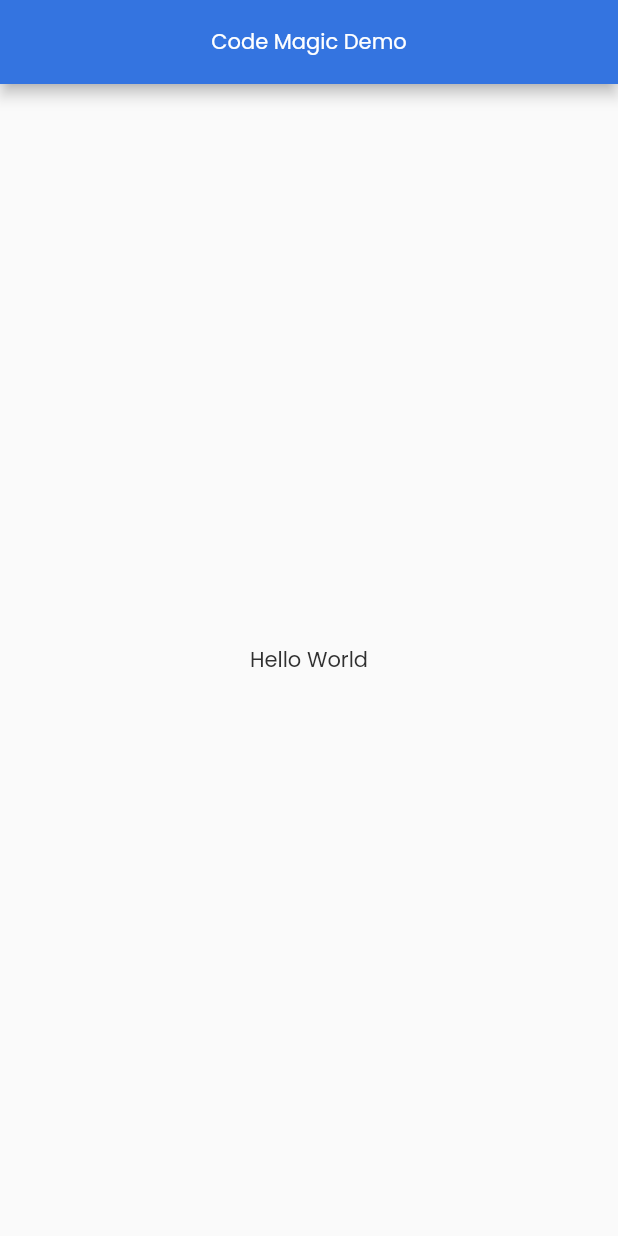
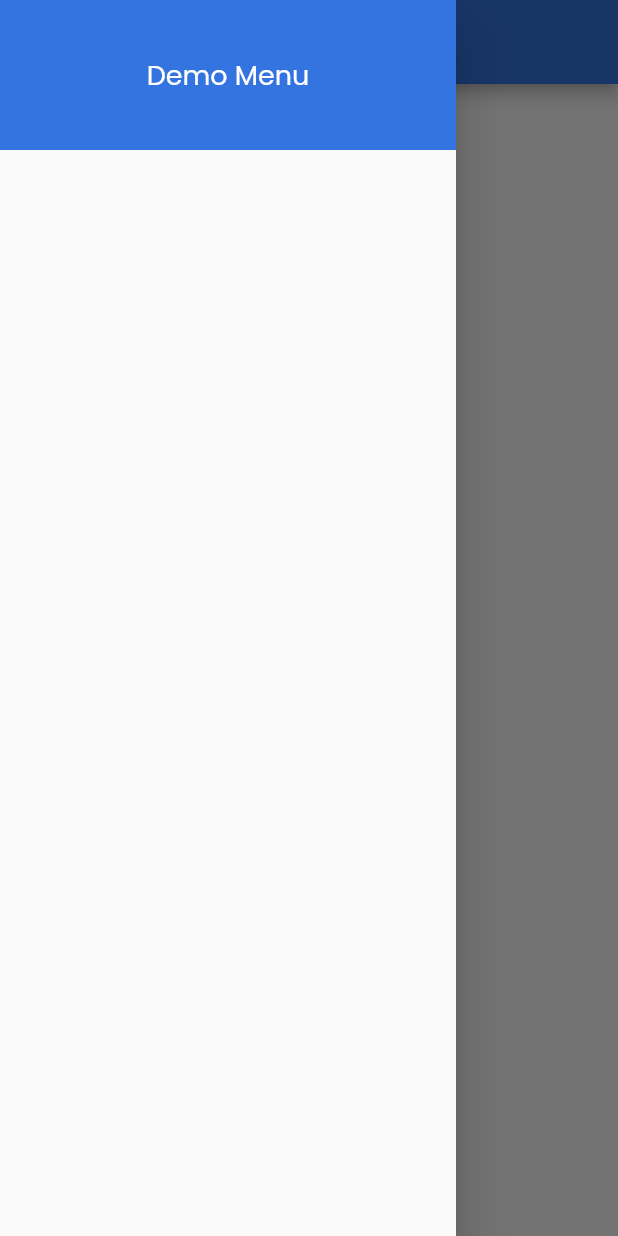
Before and after one commit to hariprasadms/codemagicdemo, a Flutter app: the screen it shows after launch, with the side drawer open (before the commit the screen has no drawer), on a phone screen of 412 x 824 dp. Run offline on Flutter 3.47's test engine with Material 2 defaults, Android fonts, the phone set to English and light mode, and no system bars; our stand-ins replace auto_size_text, font_awesome_flutter, google_fonts.

Commit message:
Updating to latest FlutterFlow output.

```diff
--- a/lib/home_page/home_page_widget.dart
+++ b/lib/home_page/home_page_widget.dart
@@ -19,6 +19,16 @@ class _HomePageWidgetState extends State<HomePageWidget> {
       appBar: AppBar(
         backgroundColor: FlutterFlowTheme.primaryColor,
         automaticallyImplyLeading: false,
+        leading: InkWell(
+          onTap: () async {
+            scaffoldKey.currentState.openDrawer();
+          },
+          child: Icon(
+            Icons.menu,
+            color: FlutterFlowTheme.tertiaryColor,
+            size: 24,
+          ),
+        ),
         title: Text(
           'Code Magic Demo',
           style: FlutterFlowTheme.bodyText1.override(
@@ -29,6 +39,33 @@ class _HomePageWidgetState extends State<HomePageWidget> {
         actions: [],
         centerTitle: true,
         elevation: 4,
+      ),
+      drawer: Drawer(
+        elevation: 16,
+        child: ListView(
+          padding: EdgeInsets.zero,
+          scrollDirection: Axis.vertical,
+          children: [
+            Container(
+              width: 100,
+              height: 100,
+              decoration: BoxDecoration(
+                color: FlutterFlowTheme.primaryColor,
+              ),
+              child: Align(
+                alignment: Alignment(0, 0),
+                child: Text(
+                  'Demo Menu',
+                  style: FlutterFlowTheme.bodyText1.override(
+                    fontFamily: 'Poppins',
+                    color: FlutterFlowTheme.tertiaryColor,
+                    fontSize: 18,
+                  ),
+                ),
+              ),
+            )
+          ],
+        ),
       ),
       body: SafeArea(
         child: Align(
```
